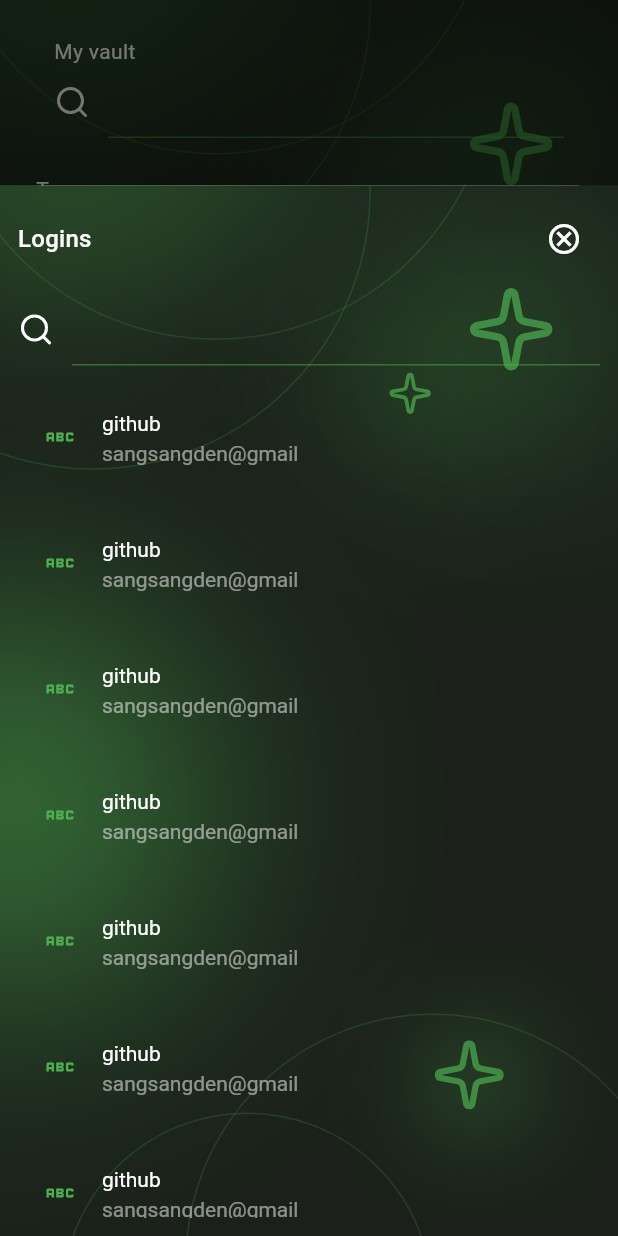
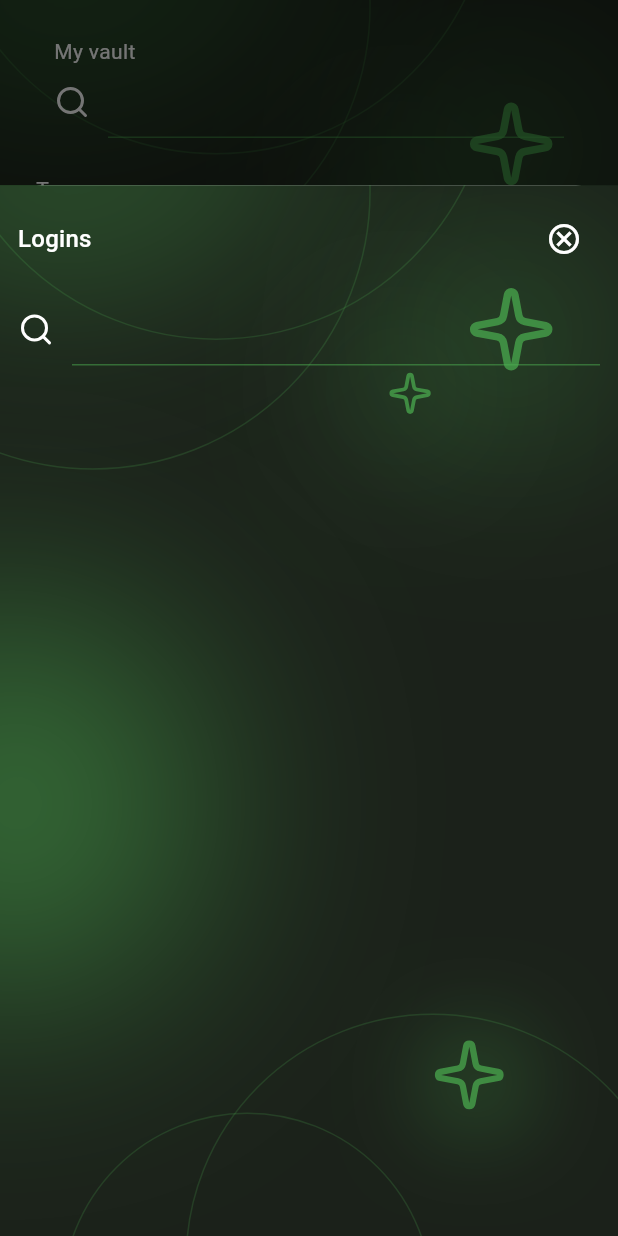
Before and after one commit to jchocola/bit_key, a Flutter app: the screen it shows after launch, after a tap on "Login", on a phone screen of 412 x 824 dp. Run offline on Flutter 3.47's test engine with Material 3 defaults, Android fonts, the phone set to English and light mode, and no system bars; our stand-ins replace equatable, flutter_bloc, get_it, google_fonts, hive, logger and 2 more; missing offline and left inert: animate_gradient, family_bottom_sheet, glassy_real_navbar, liquid_glass_renderer, random_name_generator, resizable_bottom_sheet; accounts and stored records are empty; Roboto replaces fonts that are missing (Ubuntu).

Commit message:
creating login, part-1

```diff
--- a/lib/core/exception/app_exception.dart
+++ b/lib/core/exception/app_exception.dart
@@ -3,6 +3,7 @@
   folder_already_exist,
   folder_not_exist,
   item_name_cannot_be_empty,
+  failed_to_delete_folder,
 
-  failed_to_delete_folder,
+  failed_to_save_login,
 }
--- a/lib/features/feature_vault/data/repo/hive_db_repo_impl.dart
+++ b/lib/features/feature_vault/data/repo/hive_db_repo_impl.dart
@@ -1,3 +1,7 @@
+import 'package:bit_key/core/exception/app_exception.dart';
+import 'package:bit_key/features/feature_vault/data/model/card_model.dart';
+import 'package:bit_key/features/feature_vault/data/model/identity_model.dart';
+import 'package:bit_key/features/feature_vault/data/model/login_model.dart';
 import 'package:hive/hive.dart';
 
 import 'package:bit_key/features/feature_vault/domain/entity/card.dart';
@@ -8,10 +12,19 @@
 
 class HiveDbRepoImpl implements LocalDbRepository {
   final String pathDir;
-  HiveDbRepoImpl({
-    required this.pathDir,
-  });
 
+  ///
+  /// KEYS
+  ///
+  static const LOGIN_BOX = 'LOGIN';
+  static const CARD_BOX = 'CARD';
+  static const IDENTITY_BOX = 'IDENTITY';
+
+  late Box<dynamic> _loginsBox;
+  late Box<dynamic> _cardsBox;
+  late Box<dynamic> _identitiesBox;
+
+  HiveDbRepoImpl({required this.pathDir});
 
   @override
   Future<void> deleteCard({required Card card}) {
@@ -44,15 +57,39 @@
   }
 
   @override
-  Future<List<Login>> getAllLogin() {
-    // TODO: implement getAllLogin
-    throw UnimplementedError();
+  Future<List<Login>> getAllLogin() async {
+    try {
+      final values = _loginsBox.values;
+
+      final listModel = values.map((e) => e as LoginModel).toList();
+      return listModel.map((e) => e.toEntity()).toList();
+    } catch (e) {
+       logger.e(e);
+      return [];
+
+    }
   }
 
   @override
   Future<void> init() async {
+    // INIT
     Hive.init(pathDir);
-    logger.d('Hive inited');
+    // REGISTER ADAPTER
+    Hive.registerAdapter(LoginModelAdapter());
+    Hive.registerAdapter(CardModelAdapter());
+    Hive.registerAdapter(IdentityModelAdapter());
+
+    // OPEN BOX
+    await Hive.openBox(LOGIN_BOX);
+    await Hive.openBox(CARD_BOX);
+    await Hive.openBox(IDENTITY_BOX);
+
+    // BOXES
+    _loginsBox = Hive.box(LOGIN_BOX);
+    _cardsBox = Hive.box(CARD_BOX);
+    _identitiesBox = Hive.box(IDENTITY_BOX);
+
+    logger.d('Hive inited , box opened and registered adapters');
   }
 
   @override
@@ -68,9 +105,15 @@
   }
 
   @override
-  Future<void> saveLogin({required Login login}) {
-    // TODO: implement saveLogin
-    throw UnimplementedError();
+  Future<void> saveLogin({required Login login}) async {
+    try {
+      final loginModel = LoginModel.fromEntity(login);
+      await _loginsBox.add(loginModel);
+      logger.d('Added new login');
+    } catch (e) {
+      logger.e(e);
+      throw AppException.failed_to_save_login;
+    }
   }
 
   @override
--- a/lib/features/feature_vault/domain/repo/local_db_repository.dart
+++ b/lib/features/feature_vault/domain/repo/local_db_repository.dart
@@ -4,6 +4,8 @@
 
 abstract class LocalDbRepository {
   Future<void> init();
+
+
 
   ///
   /// CARD
--- /dev/null
+++ b/lib/features/feature_vault/presentation/bloc/logins_bloc.dart
@@ -0,0 +1,64 @@
+import 'package:bit_key/features/feature_vault/domain/entity/login.dart';
+import 'package:bit_key/features/feature_vault/domain/repo/local_db_repository.dart';
+import 'package:bit_key/main.dart';
+import 'package:equatable/equatable.dart';
+import 'package:flutter_bloc/flutter_bloc.dart';
+
+///
+/// EVENT
+///
+// ignore_for_file: camel_case_types
+
+abstract class LoginsBlocEvent extends Equatable {
+  @override
+  List<Object?> get props => [];
+}
+
+class LoginsBlocEvent_loadLogins extends LoginsBlocEvent {}
+
+///
+/// STATE
+///
+abstract class LoginsBlocState extends Equatable {
+  @override
+  List<Object?> get props => [];
+}
+
+class LoginsBlocState_init extends LoginsBlocState {}
+
+class LoginsBlocState_loaded extends LoginsBlocState {
+  final List<Login> logins;
+
+  LoginsBlocState_loaded({required this.logins});
+
+  @override
+  List<Object?> get props => [logins];
+}
+
+class LoginsBlocState_error extends LoginsBlocState {}
+
+class LoginsBlocState_success extends LoginsBlocState {}
+
+///
+/// BLOC
+///
+class LoginsBloc extends Bloc<LoginsBlocEvent, LoginsBlocState> {
+  final LocalDbRepository localDbRepository;
+  LoginsBloc({required this.localDbRepository})
+    : super(LoginsBlocState_init()) {
+    ///
+    /// LOAD LOGINS
+    ///
+    on<LoginsBlocEvent_loadLogins>((event, emit) async {
+      try {
+        logger.d('Load login list');
+        final loginList = await localDbRepository.getAllLogin();
+        logger.d('loaded login list : ${loginList.length}');
+
+        emit(LoginsBlocState_loaded(logins: loginList));
+      } catch (e) {
+        logger.e(e);
+      }
+    });
+  }
+}
--- a/lib/features/feature_vault/presentation/logins_page.dart
+++ b/lib/features/feature_vault/presentation/logins_page.dart
@@ -1,11 +1,13 @@
 import 'package:bit_key/core/constants/app_constant.dart';
 import 'package:bit_key/core/icon/app_icon.dart';
 import 'package:bit_key/core/theme/app_bg.dart';
+import 'package:bit_key/features/feature_vault/presentation/bloc/logins_bloc.dart';
 import 'package:bit_key/features/feature_vault/presentation/view_info_page.dart';
 import 'package:bit_key/shared/widgets/custom_listile.dart';
 import 'package:bit_key/shared/widgets/search_textfiled.dart';
 import 'package:family_bottom_sheet/family_bottom_sheet.dart';
 import 'package:flutter/material.dart';
+import 'package:flutter_bloc/flutter_bloc.dart';
 
 class LoginsPage extends StatelessWidget {
   const LoginsPage({super.key});
@@ -37,76 +39,25 @@
               ),
               SearchTextfiled(),
 
-              Expanded(
-                child: SingleChildScrollView(
-                  child: Column(
-                    spacing: AppConstant.appPadding,
-                    children: [
-                      CustomListile(
-                        onTap: () {
-                          showModalBottomSheet(
-                            context: context,
-                            isScrollControlled: true,
-                            builder: (modalContext) {
-                              return SizedBox(
-                                height:
-                                    MediaQuery.of(context).size.height *
-                                    AppConstant.modalPageHeight,
-                                child: ViewInfoPage(),
-                              );
-                            },
-                          );
-                        },
-                        title: 'github',
-                        subTitle: 'sangsangden@gmail',
+              BlocBuilder<LoginsBloc, LoginsBlocState>(
+                builder: (context, state) {
+                  if (state is LoginsBlocState_loaded) {
+                    return Expanded(
+                      child: SingleChildScrollView(
+                        child: Column(
+                          spacing: AppConstant.appPadding,
+                          children: List.generate(state.logins.length, (index) {
+                            return CustomListile(
+                              title: state.logins[index].itemName,
+                            );
+                          }),
+                        ),
                       ),
-                      CustomListile(
-                        title: 'github',
-                        subTitle: 'sangsangden@gmail',
-                      ),
-                      CustomListile(
-                        title: 'github',
-                        subTitle: 'sangsangden@gmail',
-                      ),
-                      CustomListile(
-                        title: 'github',
-                        subTitle: 'sangsangden@gmail',
-                      ),
-                      CustomListile(
-                        title: 'github',
-                        subTitle: 'sangsangden@gmail',
-                      ),
-                      CustomListile(
-                        title: 'github',
-                        subTitle: 'sangsangden@gmail',
-                      ),
-                      CustomListile(
-                        title: 'github',
-                        subTitle: 'sangsangden@gmail',
-                      ),
-                      CustomListile(
-                        title: 'github',
-                        subTitle: 'sangsangden@gmail',
-                      ),
-                      CustomListile(
-                        title: 'github',
-                        subTitle: 'sangsangden@gmail',
-                      ),
-                      CustomListile(
-                        title: 'github',
-                        subTitle: 'sangsangden@gmail',
-                      ),
-                      CustomListile(
-                        title: 'github',
-                        subTitle: 'sangsangden@gmail',
-                      ),
-                      CustomListile(
-                        title: 'github',
-                        subTitle: 'sangsangden@gmail',
-                      ),
-                    ],
-                  ),
-                ),
+                    );
+                  } else {
+                    return CircularProgressIndicator();
+                  }
+                },
               ),
             ],
           ),
--- /dev/null
+++ b/lib/features/feature_vault/presentation/page/creating_login/bloc/create_login_bloc.dart
@@ -0,0 +1,52 @@
+import 'package:bit_key/features/feature_vault/domain/entity/login.dart';
+import 'package:bit_key/features/feature_vault/domain/repo/local_db_repository.dart';
+import 'package:bit_key/main.dart';
+import 'package:equatable/equatable.dart';
+import 'package:flutter_bloc/flutter_bloc.dart';
+
+///
+/// EVENT
+///
+abstract class CreateLoginBlocEvent extends Equatable {
+  @override
+  List<Object?> get props => [];
+}
+
+class CreateLoginBlocEvent_createLogin extends CreateLoginBlocEvent {
+  final Login login;
+  CreateLoginBlocEvent_createLogin({required this.login});
+}
+
+///
+/// STATE
+///
+abstract class CreateLoginBlocState extends Equatable {
+  @override
+  List<Object?> get props => [];
+}
+
+class CreateLoginBlocState_init extends CreateLoginBlocState {}
+
+class CreateLoginBlocState_error extends CreateLoginBlocState {}
+
+class CreateLoginBlocState_success extends CreateLoginBlocState {}
+
+///
+/// BLOC
+///
+class CreateLoginBloc extends Bloc<CreateLoginBlocEvent, CreateLoginBlocState> {
+  final LocalDbRepository localDbRepository;
+  CreateLoginBloc({required this.localDbRepository})
+    : super(CreateLoginBlocState_init()) {
+    ///
+    /// CREATE LOGIN
+    ///
+    on<CreateLoginBlocEvent_createLogin>((event, emit) async {
+      try {
+        await localDbRepository.saveLogin(login: event.login);
+      } catch (e) {
+        logger.e(e);
+      }
+    });
+  }
+}
--- a/lib/features/feature_vault/presentation/widgets/types_widget.dart
+++ b/lib/features/feature_vault/presentation/widgets/types_widget.dart
@@ -2,12 +2,14 @@
 import 'package:bit_key/core/icon/app_icon.dart';
 import 'package:bit_key/core/theme/app_bg.dart';
 import 'package:bit_key/core/theme/app_color.dart';
+import 'package:bit_key/features/feature_vault/presentation/bloc/logins_bloc.dart';
 import 'package:bit_key/features/feature_vault/presentation/cards_page.dart';
 import 'package:bit_key/features/feature_vault/presentation/identify_page.dart';
 import 'package:bit_key/features/feature_vault/presentation/logins_page.dart';
 import 'package:bit_key/shared/widgets/custom_listile.dart';
 import 'package:family_bottom_sheet/family_bottom_sheet.dart';
 import 'package:flutter/material.dart';
+import 'package:flutter_bloc/flutter_bloc.dart';
 
 class TypesWidget extends StatelessWidget {
   const TypesWidget({super.key});
@@ -19,7 +21,9 @@
       crossAxisAlignment: CrossAxisAlignment.start,
       children: [
         Text('Types'),
-        CustomListile(
+
+        BlocBuilder<LoginsBloc,LoginsBlocState>(
+          builder:(context,state) => CustomListile(
             icon: AppIcon.loginIcon,
             title: 'Login',
             onTap: () async {
@@ -29,18 +33,14 @@
                 builder: (modalContext) {
                   return SizedBox(
                     height: MediaQuery.of(context).size.height * AppConstant.modalPageHeight,
-                  child: LoginsPage());
+                    child: BlocProvider.value (value: BlocProvider.of<LoginsBloc>(context), child: LoginsPage()));
                 },
               );
 
-            // await FamilyModalSheet.show<void>(
-            //   context: context,
-            //   contentBackgroundColor: AppColor.transparent,
-            //   builder: (ctx) {
-            //     return LoginsPage();
-            //   },
-            // );
+
             },
+            trailingValue: state is LoginsBlocState_loaded ? state.logins.length.toString() : '',
+          ),
         ),
         CustomListile(
           icon: AppIcon.cardIcon,
--- a/lib/main.dart
+++ b/lib/main.dart
@@ -13,11 +13,13 @@
 import 'package:bit_key/features/feature_vault/domain/repo/folder_repository.dart';
 import 'package:bit_key/features/feature_vault/domain/repo/local_db_repository.dart';
 import 'package:bit_key/features/feature_vault/presentation/bloc/folders_bloc.dart';
+import 'package:bit_key/features/feature_vault/presentation/bloc/logins_bloc.dart';
 import 'package:bit_key/features/feature_vault/presentation/logins_page.dart';
 import 'package:bit_key/features/feature_vault/presentation/my_vault_page.dart';
 import 'package:bit_key/features/feature_vault/presentation/page/creating_card/creating_card_page.dart';
 import 'package:bit_key/features/feature_vault/presentation/page/creating_folder/creating_folder_page.dart';
 import 'package:bit_key/features/feature_vault/presentation/page/creating_identity/creating_identity_page.dart';
+import 'package:bit_key/features/feature_vault/presentation/page/creating_login/bloc/create_login_bloc.dart';
 import 'package:bit_key/features/feature_vault/presentation/page/creating_login/creating_login_page.dart';
 import 'package:bit_key/features/feature_vault/presentation/widgets/vault_page_appbar.dart';
 import 'package:family_bottom_sheet/family_bottom_sheet.dart';
@@ -40,7 +42,6 @@
 
   // init local db
   await getIt<LocalDbRepository>().init();
-
 
   // run app
   runApp(const MyApp());
@@ -70,6 +71,17 @@
             create: (context) =>
                 FoldersBloc(folderRepository: getIt<FolderRepository>())
                   ..add(FoldersBlocEvent_loadFolders()),
+          ),
+
+          BlocProvider(
+            create: (context) =>
+                CreateLoginBloc(localDbRepository: getIt<LocalDbRepository>()),
+          ),
+
+          BlocProvider(
+            create: (context) =>
+                LoginsBloc(localDbRepository: getIt<LocalDbRepository>())
+                  ..add(LoginsBlocEvent_loadLogins()),
           ),
         ],
         child: MainPage(),
@@ -132,12 +144,15 @@
           height:
               MediaQuery.of(context).size.height * AppConstant.modalPageHeight,
           child: BlocProvider.value(
-            value: BlocProvider.of<FoldersBloc>(parentContext),
+            value: BlocProvider.of<CreateLoginBloc>(parentContext),
             child: CreatingLoginPage(),
           ),
         );
       },
-    );
+    ).then((_) {
+      // RELOAD LOGINS LIST WHEN BOMMTOM MODAL CLOSED
+      context.read<LoginsBloc>().add(LoginsBlocEvent_loadLogins());
+    });
   }
 
   void onCreateCardTapped(BuildContext parentContext) async {
--- a/pubspec.yaml
+++ b/pubspec.yaml
@@ -50,6 +50,7 @@
   hive: ^2.2.3
   hive_flutter: ^1.1.0
   path_provider: ^2.1.5
+  uuid: ^4.5.2
 
 
 
```
Also changed, not shown: lib/features/feature_vault/presentation/page/creating_login/creating_login_page.dart (+41 -18 lines), pubspec.lock. Lines whose indentation alone changed are shown as unchanged.
